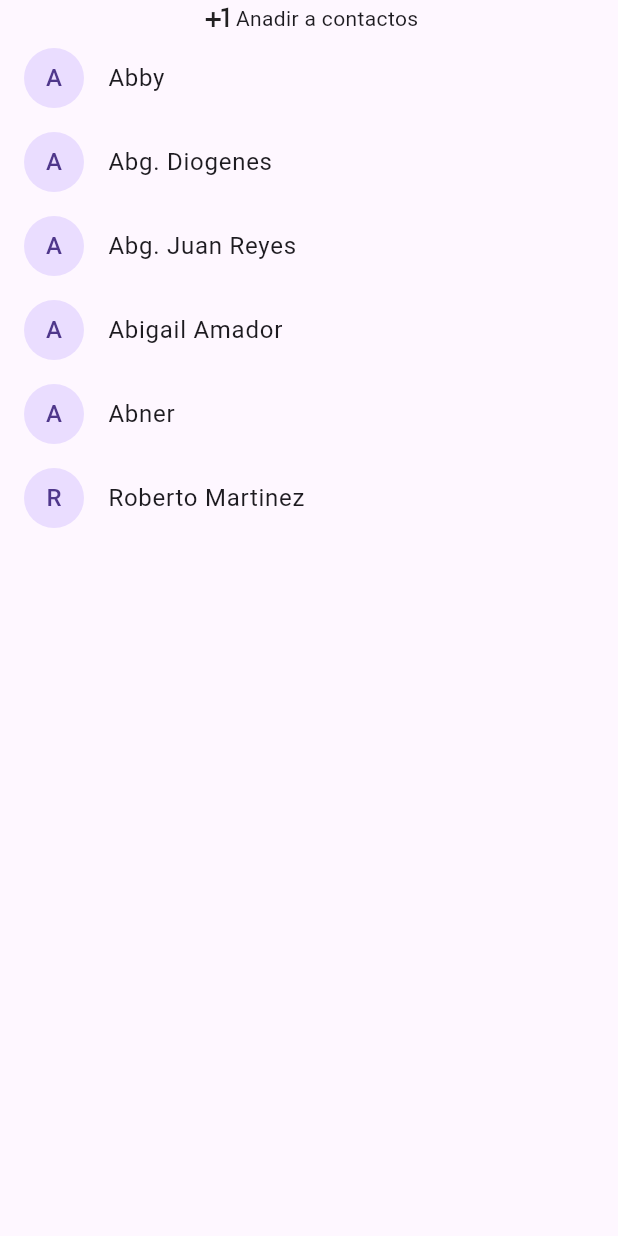
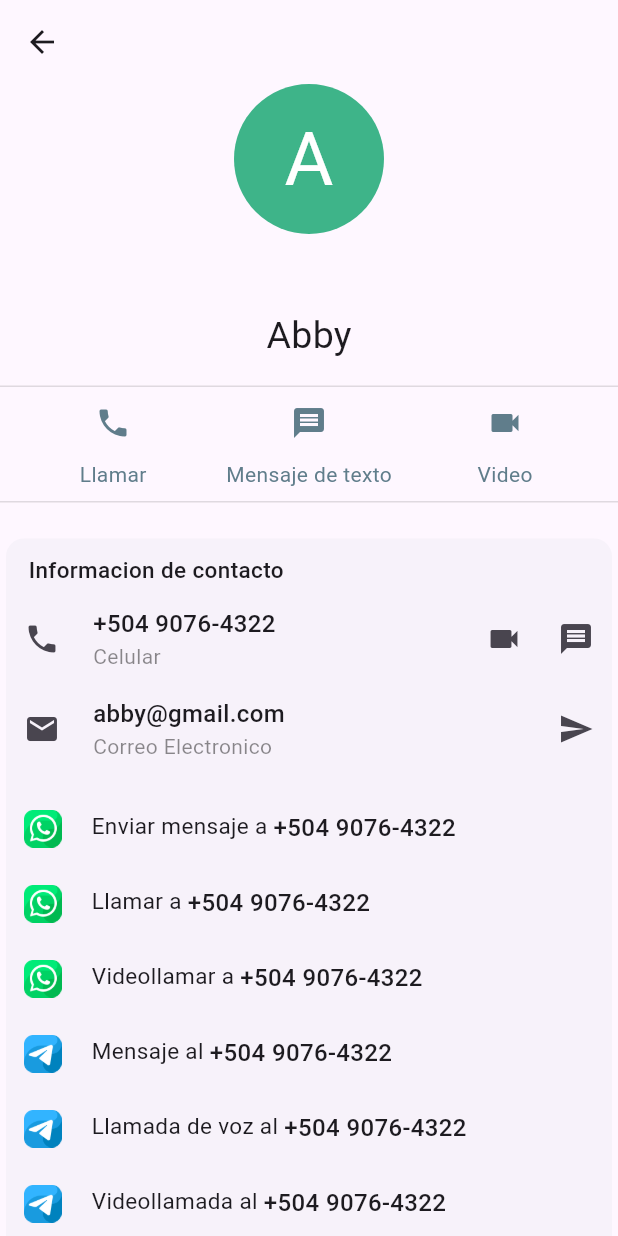
Before and after one commit to Kenneth-k19/app3, a Flutter app: the ListaContactos screen opened by its route, after a tap on an icon or button, on a phone screen of 412 x 824 dp. Run offline on Flutter 3.47's test engine with Material 2 defaults, Android fonts, the phone set to English and light mode, and no system bars.

Commit message:
Finalizacion de tarea 2_1

```diff
--- /dev/null
+++ b/app3/lib/extract_arguments.dart
@@ -0,0 +1,179 @@
+import 'package:app3/card_row.dart';
+import 'package:app3/user_arguments.dart';
+import 'package:flutter/material.dart';
+
+class ExtractUserArguments extends StatelessWidget {
+  const ExtractUserArguments({super.key});
+
+  static const routeName = '/extractArguments';
+
+  @override
+  Widget build(BuildContext context) {
+
+    final args = ModalRoute.of(context)!.settings.arguments as UserArguments;
+
+    return Scaffold(
+        appBar: AppBar(
+          title: const Text(''),
+        ),
+        body: SingleChildScrollView(
+          physics: const BouncingScrollPhysics(),
+          child: SizedBox(
+            width: double.infinity,
+            child:  Column(
+              crossAxisAlignment: CrossAxisAlignment.center,
+              children: [
+                CircleAvatar(
+                  backgroundColor: const Color.fromRGBO(62,180,137,1),
+                  radius: 50,
+                  child: Text(args.nombre[0],
+                    style: const TextStyle(
+                        fontWeight: FontWeight.w400,
+                        fontSize: 50,
+                        color: Colors.white,
+                    ),
+                  ),
+                ),
+
+                const SizedBox(height: 50,),
+                 Text(
+                  args.nombre,
+                  style: const TextStyle(fontSize: 25,),
+                  ),
+
+                const SizedBox(height: 15,),
+                Container(
+                  height: 78,
+                  decoration: const BoxDecoration(
+                    border: Border(
+                      top: BorderSide(color: Colors.black12),
+
+                      bottom: BorderSide(color: Colors.black12),
+                    ),
+                  ),
+                  child: Padding(
+                    padding: const EdgeInsets.only(top: 0),
+                    child:  SizedBox(
+                      width: double.infinity,
+                      child: Row(
+                        children: [
+                          const Spacer(),
+                          Column(
+                            children: [
+                              IconButton(onPressed: (){}, icon: const Icon(Icons.phone,color: Colors.blueGrey,)),
+                              const Text('Llamar',style: TextStyle(color: Colors.blueGrey),),
+                            ],
+                          ),
+                          const Spacer(),
+
+                          Column(
+                            children: [
+                              IconButton(onPressed: (){}, icon: const Icon(Icons.message,color: Colors.blueGrey,)),
+                              const Text('Mensaje de texto',style: TextStyle(color: Colors.blueGrey),),
+                            ],
+                          ),
+                          const Spacer(),
+
+                          Column(
+                            children: [
+                              IconButton(onPressed: (){}, icon: const Icon(Icons.videocam,color: Colors.blueGrey,),),
+                              const Text('Video',style: TextStyle(color: Colors.blueGrey),),
+                            ],
+                          ),
+                          const Spacer(),
+                        ],
+                      ),
+                    ),
+                  ),
+                ),
+
+                const SizedBox(height: 20,),
+                 Card(
+                  shadowColor: const Color.fromRGBO(0, 0, 0, 0),
+                  child: Column(
+                    crossAxisAlignment: CrossAxisAlignment.start,
+                    children: [
+                      const Padding(
+                        padding: EdgeInsets.only(left: 15, top: 10),
+                        child: Text(
+                          'Informacion de contacto',
+                          style: TextStyle(fontWeight: FontWeight.w500,
+                          fontSize: 15,
+                          ),
+                          ),
+                      ),
+                      const SizedBox(height: 12,),
+                      Row(
+                        children: [
+                          IconButton(onPressed: (){}, icon: const Icon(Icons.phone)),
+                          const SizedBox(width: 10,),
+                          Column(
+                            crossAxisAlignment: CrossAxisAlignment.start,
+                            children: [
+                              Text('+504 ${args.numero}',
+                              style: const TextStyle(fontSize: 16, fontWeight: FontWeight.w500),
+                              ),
+
+                              const Text('Celular',
+                              textAlign: TextAlign.left,
+                              style: TextStyle(color: Colors.black45),
+                              ),
+                            ],
+                          ),
+
+                          const Spacer(),
+
+                          IconButton(onPressed: (){}, icon: const Icon(Icons.videocam)),
+                          IconButton(onPressed: (){}, icon: const Icon(Icons.message)),
+                        ],
+                      ),
+
+                      const SizedBox(height: 12,),
+                      Row(
+                        children: [
+                          IconButton(onPressed: (){}, icon: const Icon(Icons.email)),
+                          const SizedBox(width: 10,),
+                          Column(
+                            crossAxisAlignment: CrossAxisAlignment.start,
+                            children: [
+                              Text(args.correo,
+                              style: const TextStyle(fontSize: 16, fontWeight: FontWeight.w500),
+                              ),
+
+                              const Text('Correo Electronico',
+                              textAlign: TextAlign.left,
+                              style: TextStyle(color: Colors.black45),
+                              ),
+                            ],
+                          ),
+
+                          const Spacer(),
+
+                          IconButton(onPressed: (){}, icon: const Icon(Icons.send)),
+                        ],
+                      ),
+
+                      const SizedBox(height: 30,),
+                      RowCard(icono: 'assets/images/whatsapp.png', mensaje: 'Enviar mensaje a ', numero: '+504 ${args.numero}'),
+                      const SizedBox(height: 25,),
+                      RowCard(icono: 'assets/images/whatsapp.png', mensaje: 'Llamar a ', numero: '+504 ${args.numero}'),
+                      const SizedBox(height: 25,),
+                      RowCard(icono: 'assets/images/whatsapp.png', mensaje: 'Videollamar a ', numero: '+504 ${args.numero}'),
+                      const SizedBox(height: 25,),
+                      RowCard(icono: 'assets/images/telegrama.png', mensaje: 'Mensaje al ', numero: '+504 ${args.numero}'),
+                      const SizedBox(height: 25,),
+                      RowCard(icono: 'assets/images/telegrama.png', mensaje: 'Llamada de voz al ', numero: '+504 ${args.numero}'),
+                      const SizedBox(height: 25,),
+                      RowCard(icono: 'assets/images/telegrama.png', mensaje: 'Videollamada al ', numero: '+504 ${args.numero}'),
+                      const SizedBox(height: 25,),
+                    ],
+                  ),
+                ),
+                const SizedBox(height: 40,),
+              ],
+            ),
+          ),
+        ),
+      );
+  }
+}
--- a/app3/lib/listaContactos_page.dart
+++ b/app3/lib/listaContactos_page.dart
@@ -1,4 +1,6 @@
 import 'package:app3/contactos_page.dart';
+import 'package:app3/extract_arguments.dart';
+import 'package:app3/user_arguments.dart';
 import 'package:flutter/material.dart';
 
 class ListaContactos extends StatelessWidget {
@@ -25,8 +27,38 @@ class ListaContactos extends StatelessWidget {
       'telefono':'9543-0989',
       'correo':'abner@gmail.com',},
     {'nombre':'Roberto Martinez',
-    'telefono':'9543-0989',
-    'correo':'abner@gmail.com',},
+    'telefono':'3452-7612',
+    'correo':'martinez@gmail.com',},
+    {'nombre':'Cristiano Ronaldo',
+    'telefono':'9087-3421',
+    'correo':'swewie@cr7.com',},
+    {'nombre':'Manuel Alvarez',
+    'telefono':'3265-0812',
+    'correo':'alvarez@gmail.com',},
+    {'nombre':'Keyla Brown',
+    'telefono':'4567-0900',
+    'correo':'kiki@gmail.com',},
+    {'nombre':'Maria Juana',
+    'telefono':'2314-0020',
+    'correo':'juana@hotmail.com',},
+    {'nombre':'Carlos Mondragon',
+    'telefono':'5678-2140',
+    'correo':'mondie@gmail.com',},
+    {'nombre':'Sol',
+    'telefono':'3421-7612',
+    'correo':'sol@aol.com',},
+    {'nombre':'Adam Sandler',
+    'telefono':'9067-1254',
+    'correo':'maddison@aol.com',},
+    {'nombre':'Yandel Guadalupe',
+    'telefono':'2145-8906',
+    'correo':'yandel@yahoo.com',},
+    {'nombre':'Lamar Oddom',
+    'telefono':'4521-7094',
+    'correo':'lamar@gmail.com',},
+    {'nombre':'LeBron James',
+    'telefono':'3452-7612',
+    'correo':'james23@goat.com',},
   ];
 
   @override
@@ -36,19 +68,42 @@ class ListaContactos extends StatelessWidget {
         itemCount: contactos.length,
         itemBuilder: (BuildContext context, int index)
         {
-          return index!=0 ? ListTile(
-            title: Text(contactos[index]['nombre']),
-            leading: CircleAvatar(child: Text(contactos[index]['nombre'][0])),
-            onTap: (){},
-          ) : const Row(
-              mainAxisAlignment: MainAxisAlignment.center,
-              children: [
-                Icon(Icons.plus_one_sharp),
-                Text('Anadir a contactos')
-              ],
-            );
+          return index!=0 ? Padding(
+            padding: const EdgeInsets.only(bottom: 10),
+            child: ListTile(
+              title: Text(contactos[index]['nombre'],),
+              leading: CircleAvatar(
+                  backgroundColor: const Color.fromRGBO(62,180,137,0.5),
+                  radius: 22,
+                  child: Text(contactos[index]['nombre'][0],
+                      style: const TextStyle(fontSize: 25,),
+                    ),
+                ),
+              onTap: (){
+                Navigator.pushNamed(
+                  context,
+                  ExtractUserArguments.routeName,
+                  arguments: UserArguments(nombre: contactos[index]['nombre'], numero: contactos[index]['telefono'], correo: contactos[index]['correo'])
+                  );
+              },
+
+            ),
+          ) :  InkWell(
+            child: const  Row(
+                mainAxisAlignment: MainAxisAlignment.center,
+                children: [
+                  Icon(Icons.person_add_alt, color: Colors.blueGrey,),
+                  SizedBox(width: 20,height: 60,),
+                  Text('Crear contacto nuevo', style: TextStyle(fontSize: 16, color: Colors.blueGrey),),
+                ],
+              ),
+
+              onTap: (){},
+          );
         },
         ),
+
+        floatingActionButton: FloatingActionButton(onPressed: (){}, backgroundColor: const Color.fromRGBO(62,180,137,0.5), child: const Icon(Icons.dialpad, color: Colors.white,),),
     );
   }
 }
--- a/app3/lib/main.dart
+++ b/app3/lib/main.dart
@@ -1,4 +1,5 @@
 //import 'package:app3/contactos_page.dart';
+import 'package:app3/extract_arguments.dart';
 import 'package:app3/home_page.dart';
 import 'package:app3/listaContactos_page.dart';
 import 'package:flutter/material.dart';
@@ -21,6 +22,7 @@ class MyApp extends StatelessWidget {
       routes: {
         '/home': (context)=> const Home(),
         '/listaContactos':(context)=>  ListaContactos(),
+        '/extractArguments': (context) => const  ExtractUserArguments(),
 
       },
     );
--- /dev/null
+++ b/app3/lib/user_arguments.dart
@@ -0,0 +1,8 @@
+class UserArguments{
+
+  final String nombre;
+  final String numero;
+  final String correo;
+
+  UserArguments({required this.nombre,required this.numero,required this.correo});
+}
```
